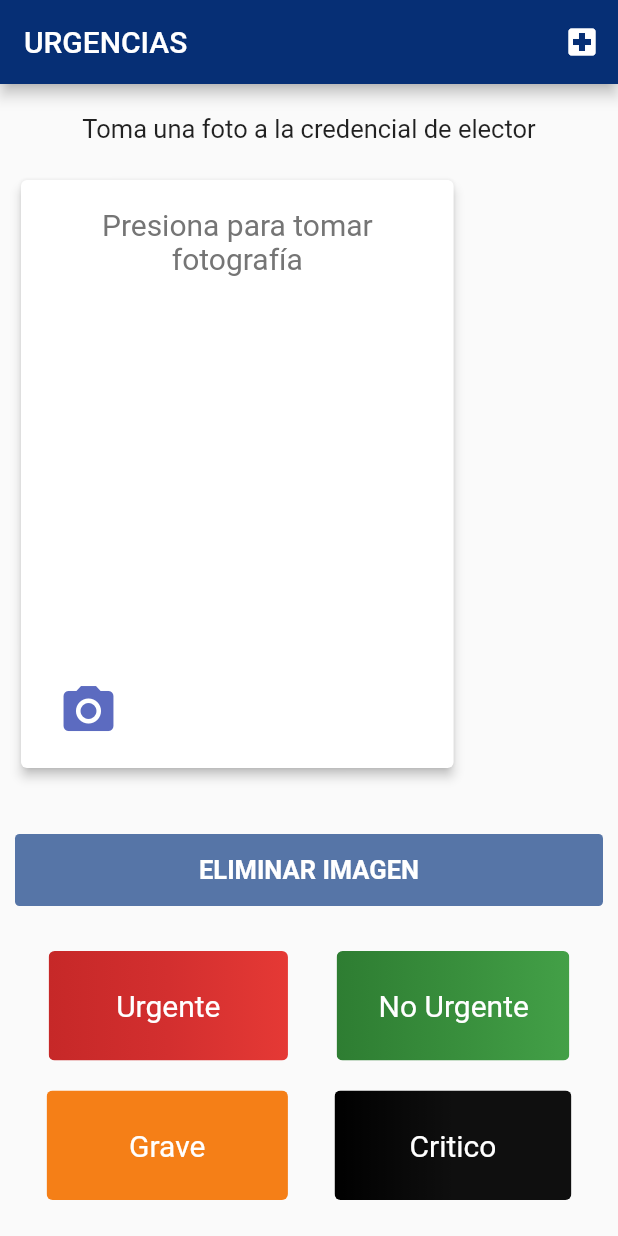
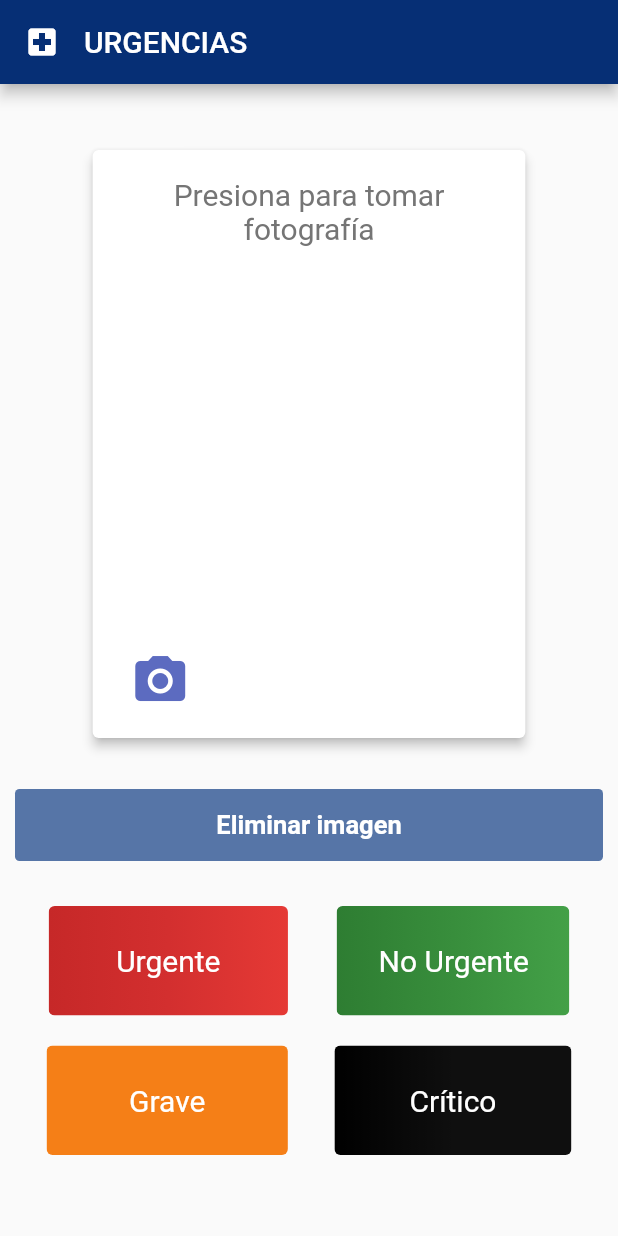
Before and after one commit to asunawesker/movil-hack, a Flutter app: the screen it shows after launch, on a phone screen of 412 x 824 dp. Run offline on Flutter 3.47's test engine with Material 2 defaults, Android fonts, the phone set to English and light mode, and no system bars; our stand-ins replace camera, dio, font_awesome_flutter.

Commit message:
fixing empty card again

```diff
--- a/lib/common/card_picture.dart
+++ b/lib/common/card_picture.dart
@@ -28,17 +28,6 @@ class CardPicture extends StatelessWidget {
             children: [
               Container(
                 decoration: BoxDecoration(
-<<<<<<< HEAD
-                    shape: BoxShape.circle,
-                    color: Colors.redAccent,
-                    boxShadow: [
-                      BoxShadow(
-                        color: Colors.black,
-                        offset: Offset(3.0, 3.0),
-                        blurRadius: 2.0,
-                      )
-                    ]),
-=======
                   shape: BoxShape.circle,
                   color: Colors.redAccent,
                   boxShadow: [
@@ -49,7 +38,6 @@ class CardPicture extends StatelessWidget {
                     )
                   ]
                 ),
->>>>>>> 50065d0fee6c07312299250c6dc6cb0bd8d3f936
               )
             ],
           ),
--- a/lib/main.dart
+++ b/lib/main.dart
@@ -3,6 +3,7 @@ import 'package:app_upload/common/take_photo.dart';
 import 'package:app_upload/service/dio_upload_service.dart';
 import 'package:app_upload/service/http_upload_service.dart';
 import 'package:camera/camera.dart';
+import 'package:font_awesome_flutter/font_awesome_flutter.dart';
 import 'package:flutter/material.dart';
 
 void main() {
@@ -121,21 +122,18 @@ class _MyHomePageState extends State<MyHomePage> {
         appBar: AppBar(
           backgroundColor: Color(0xFF062f75),
           title: Text('URGENCIAS'),
-          actions: <Widget>[
-            IconButton(
-                icon: Icon(
-                  Icons.local_hospital,
-                  color: Colors.white,
-                ),
-                onPressed: null)
-          ],
+          leading:
+            Icon(
+              Icons.local_hospital,
+              color: Colors.white,
+              size: 24.0,
+            ),
+          titleSpacing: 0,
         ),
         body: SafeArea(
             child: SingleChildScrollView(
           padding: EdgeInsets.only(top: 20.0, bottom: 20.0),
           child: Column(children: [
-            Text('Toma una foto a la credencial de elector',
-                style: TextStyle(fontSize: 17.0)),
             SizedBox(
               height: 20,
             ),
@@ -143,6 +141,7 @@ class _MyHomePageState extends State<MyHomePage> {
                 padding: EdgeInsets.symmetric(horizontal: 10.0),
                 height: 400,
                 child: ListView(
+                    shrinkWrap: true,
                     scrollDirection: Axis.horizontal,
                     children: [
                           CardPicture(
@@ -162,15 +161,13 @@ class _MyHomePageState extends State<MyHomePage> {
                               }
                             },
                           ),
-                          // CardPicture(),
-                          // CardPicture(),
                         ] +
                         _images
                             .map((String path) => CardPicture(
                                   imagePath: path,
                                 ))
                             .toList())),
-            const SizedBox(height: 30),
+            const SizedBox(height: 20),
             Padding(
                 padding: EdgeInsets.all(10.0),
                 child: Row(
@@ -190,7 +187,7 @@ class _MyHomePageState extends State<MyHomePage> {
                             },
                             child: Center(
                                 child: Text(
-                              'ELIMINAR IMAGEN',
+                              'Eliminar imagen',
                               style: TextStyle(
                                   color: Colors.white,
                                   fontSize: 17.0,
@@ -324,7 +321,7 @@ class _MyHomePageState extends State<MyHomePage> {
                             textStyle: const TextStyle(fontSize: 20),
                           ),
                           onPressed: () {},
-                          child: const Text('Critico'),
+                          child: const Text('Crítico'),
                         ),
                       ],
                     ),
--- a/pubspec.yaml
+++ b/pubspec.yaml
@@ -25,12 +25,14 @@ dependencies:
     sdk: flutter
 
 
+
   # The following adds the Cupertino Icons font to your application.
   # Use with the CupertinoIcons class for iOS style icons.
   cupertino_icons: ^1.0.2
   camera: ^0.8.1
   http: ^0.13.3
   dio: ^4.0.0
+  font_awesome_flutter: '>= 4.7.0'
 
 dev_dependencies:
   flutter_test:
```
Also changed, not shown: pubspec.lock, 1 other file.
